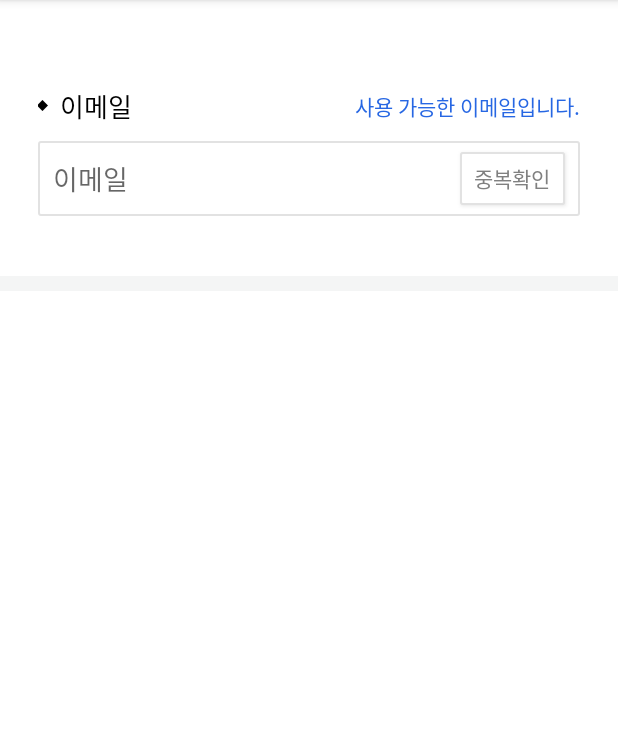
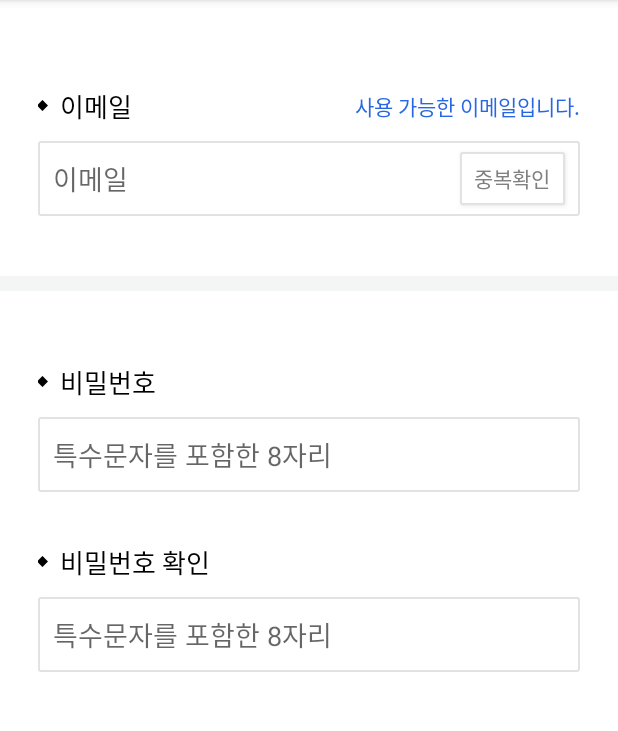
Before and after one commit to cyhaz/uiTestHard01, an Android app: the SignUpActivity screen opened directly, with no data from a screen before it, on a phone screen of 412 x 824 dp, the part 84-815 px from its top. Run offline under Robolectric (Android 15) with nearby library versions, the phone set to English and light mode, and no system bars.

Commit message:
비밀번호 / 비밀번호 확인 구조생성

```diff
--- a/app/src/main/res/layout/activity_sign_up.xml
+++ b/app/src/main/res/layout/activity_sign_up.xml
@@ -76,7 +76,7 @@
 
     </LinearLayout>
 
-<!-- 회색 줄 넣기 -->
+    <!-- 회색 줄 넣기 -->
     <LinearLayout
         android:layout_marginTop="40dp"
         android:layout_width="match_parent"
@@ -85,4 +85,91 @@
 
     </LinearLayout>
 
+<!-- 비밀번호 & 비밀번호 확인 -->
+    <LinearLayout
+        android:layout_width="match_parent"
+        android:layout_height="wrap_content"
+        android:paddingLeft="25dp"
+        android:paddingRight="25dp"
+        android:paddingTop="47dp"
+        android:paddingBottom="54dp"
+        android:orientation="vertical">
+
+        // 비밀번호 문자
+        <LinearLayout
+            android:layout_width="match_parent"
+            android:layout_height="wrap_content"
+            android:orientation="horizontal"
+            android:gravity="center_vertical">
+
+            <ImageView
+                android:layout_width="7dp"
+                android:layout_height="7dp"
+                android:src="@drawable/button_black"
+                android:scaleType="centerCrop"/>
+
+            <TextView
+                android:layout_width="wrap_content"
+                android:layout_height="wrap_content"
+                android:layout_marginLeft="7dp"
+                android:text="비밀번호"
+                android:textColor="#000000"
+                android:textSize="17sp"/>
+
+
+        </LinearLayout>
+
+        // 비밀번호 입력칸
+        <EditText
+            android:layout_marginTop="10dp"
+            android:paddingLeft="10dp"
+            android:layout_width="match_parent"
+            android:layout_height="50dp"
+            android:hint="특수문자를 포함한 8자리"
+            android:background="@drawable/duplokbutton_layout"/>
+
+        // 비밀번호 확인 문자
+        <LinearLayout
+            android:layout_width="match_parent"
+            android:layout_height="wrap_content"
+            android:orientation="horizontal"
+            android:layout_marginTop="33dp"
+            android:gravity="center_vertical">
+
+            <ImageView
+                android:layout_width="7dp"
+                android:layout_height="7dp"
+                android:src="@drawable/button_black"
+                android:scaleType="centerCrop"/>
+
+            <TextView
+                android:layout_width="wrap_content"
+                android:layout_height="wrap_content"
+                android:layout_marginLeft="7dp"
+                android:text="비밀번호 확인"
+                android:textColor="#000000"
+                android:textSize="17sp"/>
+
+        </LinearLayout>
+
+        // 비밀번호 확인 입력칸
+        <EditText
+            android:layout_marginTop="10dp"
+            android:paddingLeft="10dp"
+            android:layout_width="match_parent"
+            android:layout_height="50dp"
+            android:hint="특수문자를 포함한 8자리"
+            android:background="@drawable/duplokbutton_layout"/>
+
+    </LinearLayout>
+
+    <!-- 회색 줄 넣기-->
+    <LinearLayout
+        android:layout_width="match_parent"
+        android:layout_height="10dp"
+        android:background="#F4F5F5">
+
+    </LinearLayout>
+
+
 </LinearLayout>
```
